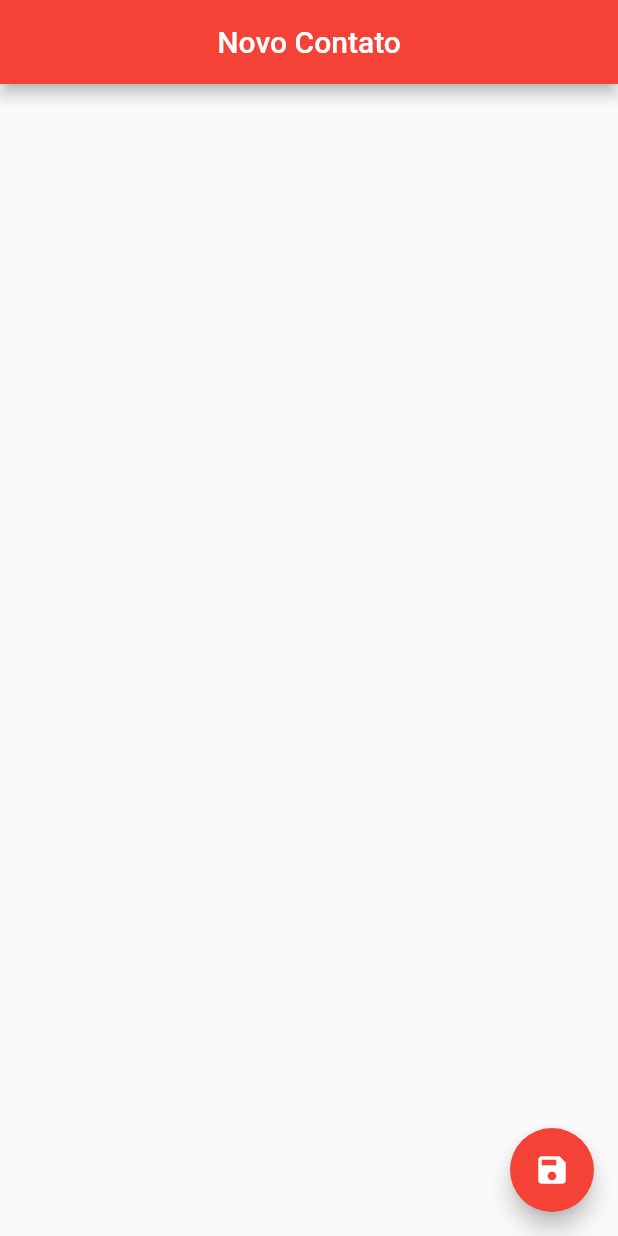
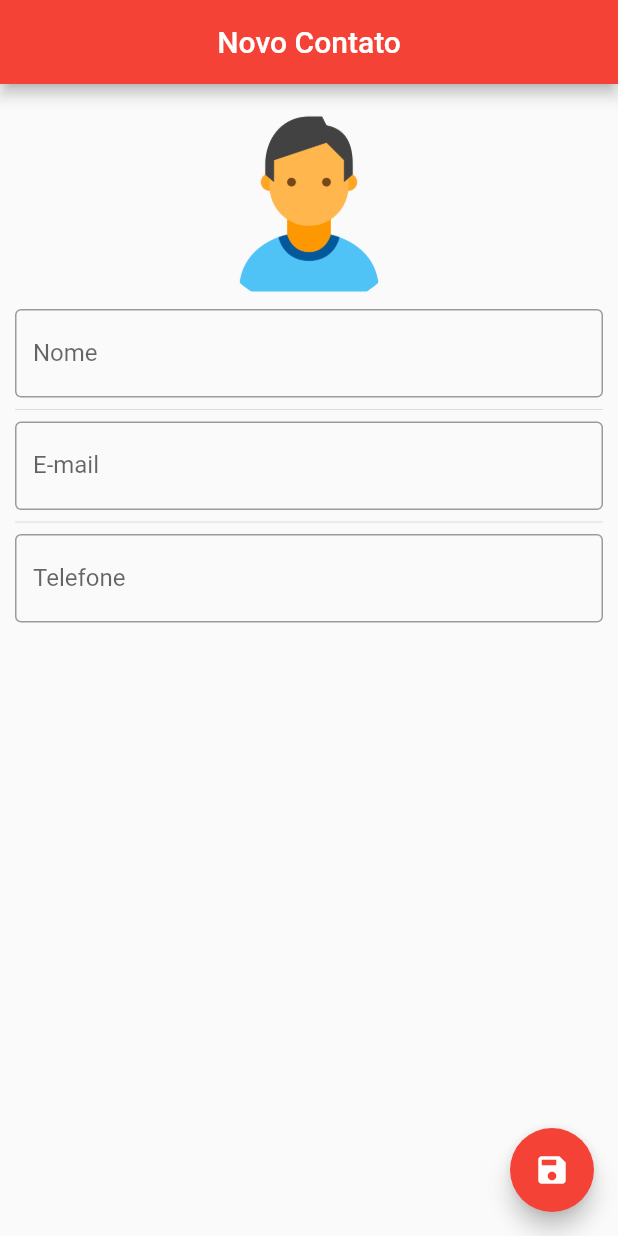
Before and after one commit to Nelsonmzs/agenda_contatos, a Flutter app: the screen it shows after launch, on a phone screen of 412 x 824 dp. Run offline on Flutter 3.47's test engine with Material 2 defaults, Android fonts, the phone set to English and light mode, and no system bars; our stand-ins replace sqflite; accounts and stored records are empty.

Commit message:
Adiciona componentes da tela de edição

```diff
--- a/lib/ui/contact_page.dart
+++ b/lib/ui/contact_page.dart
@@ -1,3 +1,5 @@
+import 'dart:io';
+
 import 'package:agenda_contatos/helpers/contact_helper.dart';
 import 'package:flutter/material.dart';
 
@@ -13,7 +15,13 @@ class ContactPage extends StatefulWidget {
 
 class _ContactPageState extends State<ContactPage> {
 
+
+  final _nameController = TextEditingController();
+  final _emailController = TextEditingController();
+  final _phoneController = TextEditingController();
+
   Contact _editedContact;
+  bool _userEdited = false;
 
   @override
   void initState() {
@@ -23,6 +31,10 @@ class _ContactPageState extends State<ContactPage> {
       _editedContact = Contact();
     } else {
       _editedContact = Contact.fromMap(widget.contact.toMap());
+
+      _nameController.text = _editedContact.name;
+      _emailController.text = _editedContact.email;
+      _phoneController.text = _editedContact.phone;
     }
   }
 
@@ -39,6 +51,65 @@ class _ContactPageState extends State<ContactPage> {
         child: Icon(Icons.save),
         backgroundColor: Colors.red,
       ),
+      body: SingleChildScrollView(
+        padding: EdgeInsets.all(10.0),
+        child: Column(
+          children: <Widget>[
+            GestureDetector(
+              child: Container(
+                width: 140.0,
+                height: 140.00,
+                decoration: BoxDecoration(
+                  shape: BoxShape.circle,
+                  image: DecorationImage(
+                      image:_editedContact.img != null ? FileImage(File(_editedContact.img)) :
+                      AssetImage("images/person.png")
+                  ),
+                ),
+              ),
+            ),
+            TextField(
+              controller: _nameController,
+              decoration: InputDecoration(
+                border: OutlineInputBorder(),
+                labelText: "Nome",
+              ),
+              onChanged: (text) {
+                _userEdited = true;
+                setState(() {
+                  _editedContact.name = text;
+                });
+              },
+            ),
+            Divider(),
+            TextField(
+              controller: _emailController,
+              decoration: InputDecoration(
+                border: OutlineInputBorder(),
+                labelText: "E-mail",
+              ),
+              onChanged: (text) {
+                _userEdited = true;
+                _editedContact.email = text;
+              },
+              keyboardType: TextInputType.emailAddress,
+            ),
+            Divider(),
+            TextField(
+              controller: _phoneController,
+              decoration: InputDecoration(
+                border: OutlineInputBorder(),
+                labelText: "Telefone",
+              ),
+              onChanged: (text) {
+                _userEdited = true;
+                _editedContact.phone = text;
+              },
+              keyboardType: TextInputType.phone,
+            ),
+          ],
+        ),
+      ),
     );
   }
 }
--- a/lib/ui/home_page.dart
+++ b/lib/ui/home_page.dart
@@ -64,7 +64,7 @@ List<Contact> contacts = List();
                  shape: BoxShape.circle,
                  image: DecorationImage(
                  image: contacts[index].img != null ? FileImage(File(contacts[index].img)) :
-                     AssetImage("images/person.jpg")
+                     AssetImage("images/person.png")
                  ),
                ),
              ),
--- a/pubspec.yaml
+++ b/pubspec.yaml
@@ -44,6 +44,7 @@ flutter:
   #  - images/a_dot_ham.jpeg
   assets:
   - images/person.jpg
+  - images/person.png
 
   # An image asset can refer to one or more resolution-specific "variants", see
   # https://flutter.io/assets-and-images/#resolution-aware.
```
Also changed, not shown: images/person.png (added).
